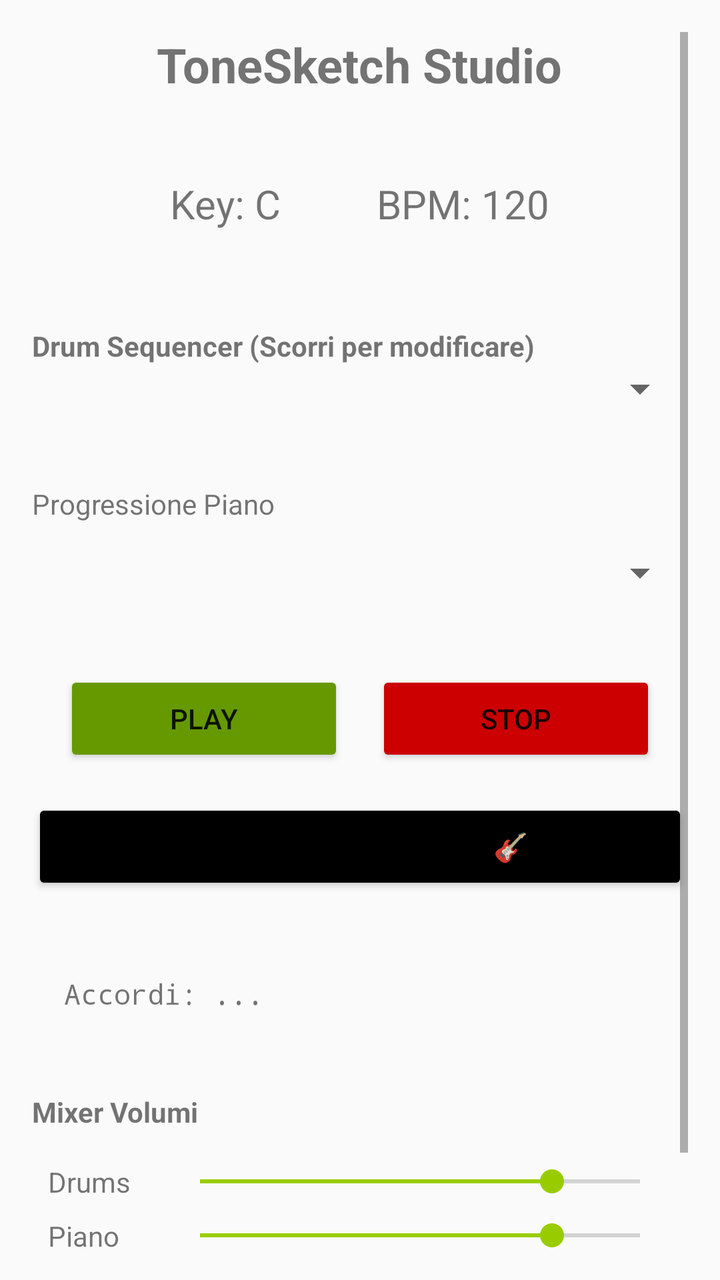
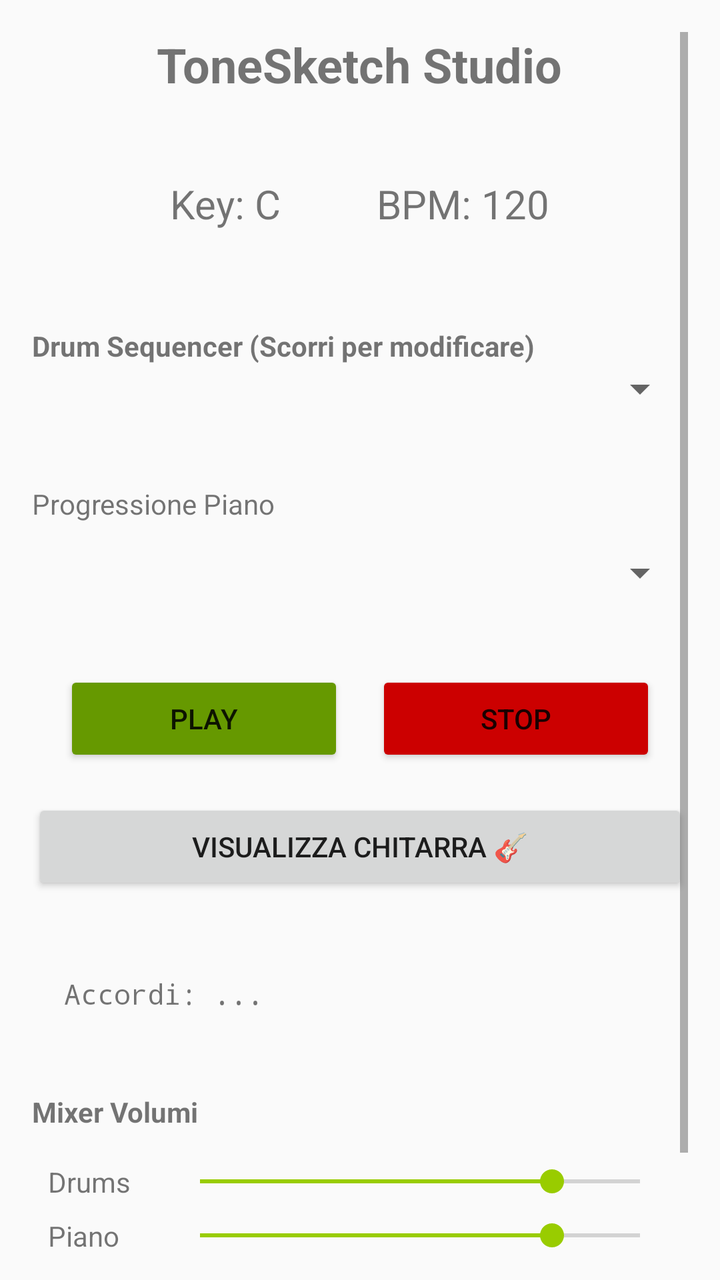

Two renders of the same Android screen: before a commit and after it. Below are the layout's source before the change and the commit's diff.
<!-- AndroidManifest.xml: application theme Theme.ToneSketch -->
<!-- res/layout/activity_arranger.xml -->
<?xml version="1.0" encoding="utf-8"?>
<ScrollView xmlns:android="http://schemas.android.com/apk/res/android"
    android:layout_width="match_parent"
    android:layout_height="match_parent"
    android:padding="16dp">

    <LinearLayout
        android:layout_width="match_parent"
        android:layout_height="wrap_content"
        android:orientation="vertical"
        android:gravity="center_horizontal">

        <TextView
            android:text="ToneSketch Studio"
            android:textSize="24sp"
            android:textStyle="bold"
            android:layout_width="wrap_content"
            android:layout_height="wrap_content"
            android:layout_marginBottom="24dp"/>

        <LinearLayout
            android:layout_width="match_parent"
            android:layout_height="wrap_content"
            android:orientation="horizontal"
            android:gravity="center"
            android:layout_marginBottom="24dp">

            <TextView
                android:id="@+id/txtKey"
                android:layout_width="wrap_content"
                android:layout_height="wrap_content"
                android:text="Key: C"
                android:textSize="20sp"
                android:padding="16dp"

                android:layout_marginEnd="16dp"/>

            <TextView
                android:id="@+id/txtBpm"
                android:layout_width="wrap_content"
                android:layout_height="wrap_content"
                android:text="BPM: 120"
                android:textSize="20sp"
                android:padding="16dp"
               />
        </LinearLayout>

        <TextView
            android:text="Drum Sequencer (Scorri per modificare)"
            android:layout_width="match_parent"
            android:layout_height="wrap_content"
            android:layout_marginTop="8dp"
            android:textStyle="bold"/>


        <Spinner
            android:id="@+id/spinnerDrumStyle"
            android:layout_width="match_parent"
            android:layout_height="wrap_content"
            android:layout_marginBottom="12dp"

            android:padding="4dp"/>
        <LinearLayout
            android:layout_width="match_parent"
            android:layout_height="wrap_content"
            android:orientation="horizontal"
            android:layout_marginBottom="24dp">

            <LinearLayout
                android:id="@+id/drumLabelsContainer"
                android:layout_width="wrap_content"
                android:layout_height="wrap_content"
                android:orientation="vertical"
                android:paddingEnd="8dp">
            </LinearLayout>

            <HorizontalScrollView
                android:layout_width="match_parent"
                android:layout_height="wrap_content"
                android:scrollbars="none">

                <LinearLayout
                    android:id="@+id/sequencerGrid"
                    android:layout_width="wrap_content"
                    android:layout_height="wrap_content"
                    android:orientation="vertical">
                </LinearLayout>
            </HorizontalScrollView>
        </LinearLayout>

        <TextView
            android:text="Progressione Piano"
            android:layout_width="match_parent"
            android:layout_height="wrap_content"/>

        <Spinner
            android:id="@+id/spinnerProgression"
            android:layout_width="match_parent"
            android:layout_height="50dp"
            android:layout_marginBottom="24dp"/>

        <LinearLayout
            android:layout_width="match_parent"
            android:layout_height="wrap_content"
            android:gravity="center"
            android:layout_marginBottom="16dp">

            <Button
                android:id="@+id/btnPlay"
                android:layout_width="140dp"
                android:layout_height="wrap_content"
                android:text="PLAY"
                android:backgroundTint="@android:color/holo_green_dark"
                android:layout_marginEnd="16dp"/>

            <Button
                android:id="@+id/btnStop"
                android:layout_width="140dp"
                android:layout_height="wrap_content"
                android:text="STOP"
                android:backgroundTint="@android:color/holo_red_dark"/>
        </LinearLayout>

        <Button
            android:id="@+id/btnFretboard"
            android:layout_width="match_parent"
            android:layout_height="wrap_content"
            android:text="VISUALIZZA CHITARRA 🎸"
            android:backgroundTint="@color/black"
            android:layout_marginBottom="24dp"/>

        <TextView
            android:id="@+id/txtChordList"
            android:layout_width="match_parent"
            android:layout_height="wrap_content"
            android:text="Accordi: ..."
            android:fontFamily="monospace"

            android:padding="16dp"
            android:layout_marginBottom="24dp"/>

        <TextView
            android:text="Mixer Volumi"
            android:layout_width="match_parent"
            android:layout_height="wrap_content"
            android:textStyle="bold"
            android:layout_marginBottom="8dp"/>

        <LinearLayout
            android:layout_width="match_parent"
            android:layout_height="wrap_content"
            android:orientation="vertical"
            android:padding="8dp"

            android:layout_marginBottom="32dp">

            <LinearLayout
                android:layout_width="match_parent"
                android:layout_height="wrap_content"
                android:orientation="horizontal"
                android:gravity="center_vertical">
                <TextView android:text="Drums" android:width="60dp" android:layout_width="wrap_content" android:layout_height="wrap_content"/>
                <SeekBar
                    android:id="@+id/seekVolDrums"
                    android:layout_width="0dp"
                    android:layout_height="wrap_content"
                    android:layout_weight="1"
                    android:max="100"
                    android:progress="80"/>
            </LinearLayout>

            <LinearLayout
                android:layout_width="match_parent"
                android:layout_height="wrap_content"
                android:orientation="horizontal"
                android:gravity="center_vertical"
                android:layout_marginTop="8dp">
                <TextView android:text="Piano" android:width="60dp" android:layout_width="wrap_content" android:layout_height="wrap_content"/>
                <SeekBar
                    android:id="@+id/seekVolPiano"
                    android:layout_width="0dp"
                    android:layout_height="wrap_content"
                    android:layout_weight="1"
                    android:max="100"
                    android:progress="80"/>
            </LinearLayout>

            <LinearLayout
                android:layout_width="match_parent"
                android:layout_height="wrap_content"
                android:orientation="horizontal"
                android:gravity="center_vertical"
                android:layout_marginTop="8dp">
                <TextView android:text="Rec." android:width="60dp" android:layout_width="wrap_content" android:layout_height="wrap_content"/>
                <SeekBar
                    android:id="@+id/seekVolVoice"
                    android:layout_width="0dp"
                    android:layout_height="wrap_content"
                    android:layout_weight="1"
                    android:max="100"
                    android:progress="100"/>
            </LinearLayout>
        </LinearLayout>

    </LinearLayout>
</ScrollView>
<!-- resources referenced by this layout -->
<resources>
  <color name="black">#FF000000</color>
  <style name="Theme.ToneSketch" parent="Theme.AppCompat.DayNight.NoActionBar">
  
          <item name="colorPrimary">@android:color/holo_blue_light</item>
          <item name="colorPrimaryDark">@android:color/holo_blue_dark</item>
          <item name="colorAccent">@android:color/holo_green_light</item>
  
      </style>
</resources>

<!-- the commit's change to res/layout/activity_arranger.xml (unified diff, before → after) -->
@@ -126,7 +126,6 @@
             android:layout_width="match_parent"
             android:layout_height="wrap_content"
             android:text="VISUALIZZA CHITARRA 🎸"
-            android:backgroundTint="@color/black"
             android:layout_marginBottom="24dp"/>
 
         <TextView
<!-- resource entries referenced after the edit -->
@@ -1,6 +1,5 @@
 <!-- resources referenced by this layout -->
 <resources>
-  <color name="black">#FF000000</color>
   <style name="Theme.ToneSketch" parent="Theme.AppCompat.DayNight.NoActionBar">
   
           <item name="colorPrimary">@android:color/holo_blue_light</item>
